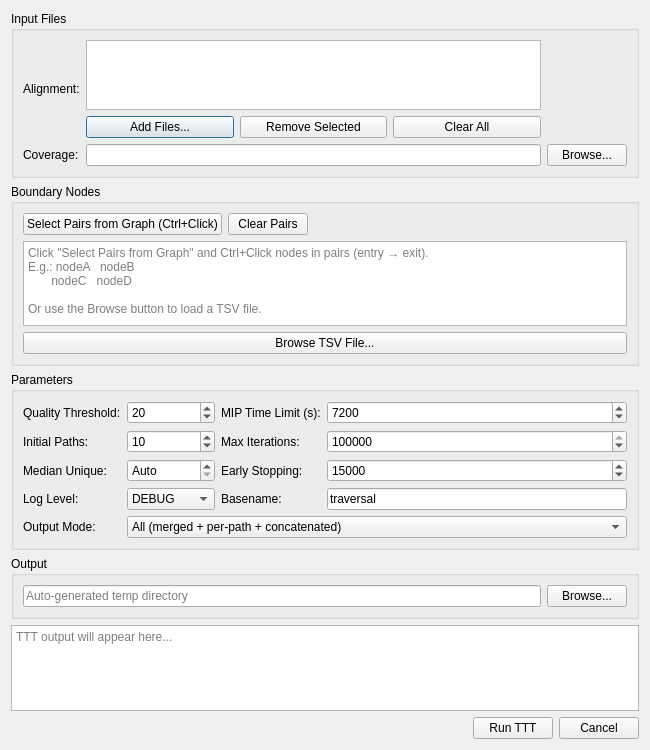
First picture: the form in ui/dialogs/tttdialog.ui, repository Steven-Stimson/Pathfinder, before the edit.
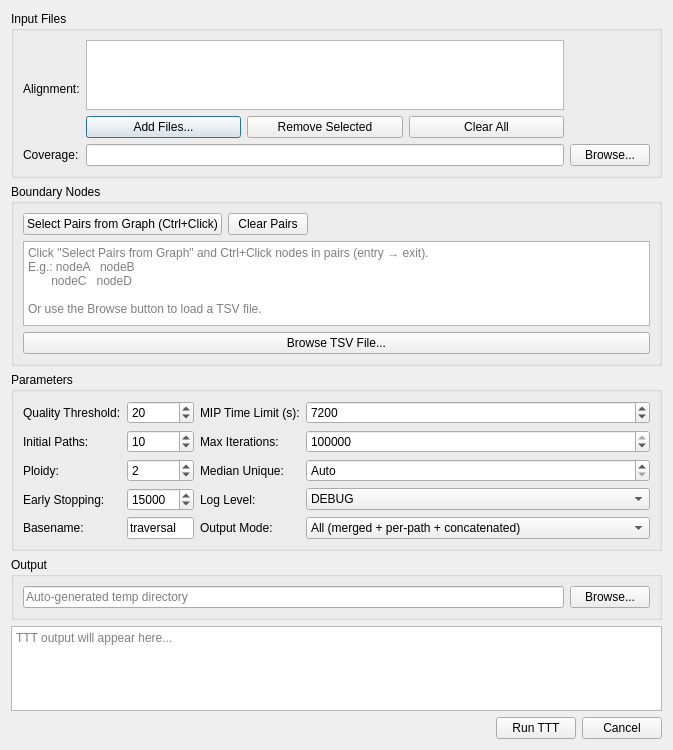
Second picture: the form after the edit.

Patch:
```diff
--- a/ui/dialogs/tttdialog.ui
+++ b/ui/dialogs/tttdialog.ui
@@ -245,14 +245,37 @@
         </property>
        </widget>
       </item>
-      <item row="3" column="0">
+      <item row="2" column="0">
+       <widget class="QLabel" name="ploidyLabel">
+        <property name="text">
+         <string>Ploidy:</string>
+        </property>
+       </widget>
+      </item>
+      <item row="2" column="1">
+       <widget class="QSpinBox" name="ploidySpinBox">
+        <property name="minimum">
+         <number>1</number>
+        </property>
+        <property name="maximum">
+         <number>20</number>
+        </property>
+        <property name="value">
+         <number>2</number>
+        </property>
+        <property name="toolTip">
+         <string>Ploidy level: 1=haploid, 2=diploid, 3=triploid, etc.</string>
+        </property>
+       </widget>
+      </item>
+      <item row="2" column="2">
        <widget class="QLabel" name="medianUniqueLabel">
         <property name="text">
          <string>Median Unique:</string>
         </property>
        </widget>
       </item>
-      <item row="3" column="1">
+      <item row="2" column="3">
        <widget class="QDoubleSpinBox" name="medianUniqueSpinBox">
         <property name="minimum">
          <double>0.000000000000000</double>
@@ -268,14 +291,14 @@
         </property>
        </widget>
       </item>
-      <item row="3" column="2">
+      <item row="3" column="0">
        <widget class="QLabel" name="earlyStoppingLabel">
         <property name="text">
          <string>Early Stopping:</string>
         </property>
        </widget>
       </item>
-      <item row="3" column="3">
+      <item row="3" column="1">
        <widget class="QSpinBox" name="earlyStoppingSpinBox">
         <property name="minimum">
          <number>1000</number>
@@ -291,14 +314,14 @@
         </property>
        </widget>
       </item>
-      <item row="4" column="0">
+      <item row="3" column="2">
        <widget class="QLabel" name="logLevelLabel">
         <property name="text">
          <string>Log Level:</string>
         </property>
        </widget>
       </item>
-      <item row="4" column="1">
+      <item row="3" column="3">
        <widget class="QComboBox" name="logLevelComboBox">
         <item>
          <property name="text">
@@ -322,28 +345,28 @@
         </item>
        </widget>
       </item>
-      <item row="4" column="2">
+      <item row="4" column="0">
        <widget class="QLabel" name="basenameLabel">
         <property name="text">
          <string>Basename:</string>
         </property>
        </widget>
       </item>
-      <item row="4" column="3">
+      <item row="4" column="1">
        <widget class="QLineEdit" name="basenameEdit">
         <property name="text">
          <string>traversal</string>
         </property>
        </widget>
       </item>
-      <item row="5" column="0">
+      <item row="4" column="2">
        <widget class="QLabel" name="outputModeLabel">
         <property name="text">
          <string>Output Mode:</string>
         </property>
        </widget>
       </item>
-      <item row="5" column="1" colspan="3">
+      <item row="4" column="3" colspan="1">
        <widget class="QComboBox" name="outputModeComboBox">
         <item>
          <property name="text">
```
